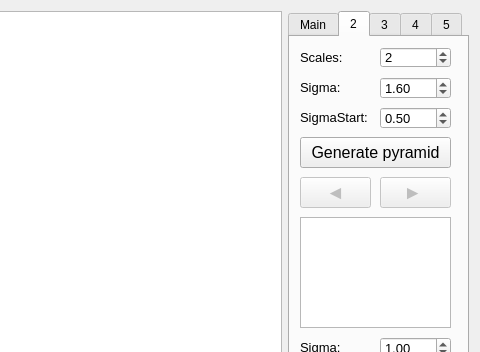
Above: Gui/mainwindow.ui from faystmax/ComputerVision before the change; both pictures show x 662 to 1142 and y 0 to 352 of the 1142 by 595 pixel window. Below: the same form after it.
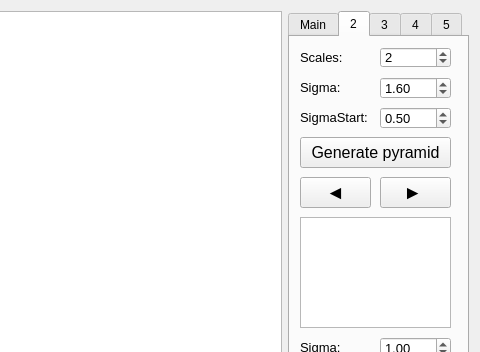
That is the form after the change. The open tabs and pages were chosen to show the change. Icons and pictures are not drawn.

Patch:
```diff
--- a/Gui/mainwindow.ui
+++ b/Gui/mainwindow.ui
@@ -350,7 +350,7 @@
        </widget>
        <widget class="QPushButton" name="pyramidLeftButton">
         <property name="enabled">
-         <bool>false</bool>
+         <bool>true</bool>
         </property>
         <property name="geometry">
          <rect>
@@ -495,7 +495,7 @@
        </widget>
        <widget class="QPushButton" name="pyramidRightButton">
         <property name="enabled">
-         <bool>false</bool>
+         <bool>true</bool>
         </property>
         <property name="geometry">
          <rect>
```
Left out of the diff: 2 changed lines with no effect on the pictures.
